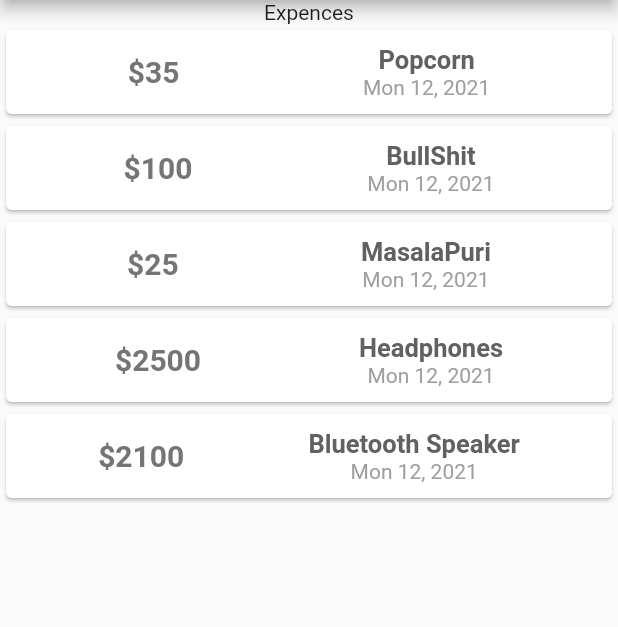
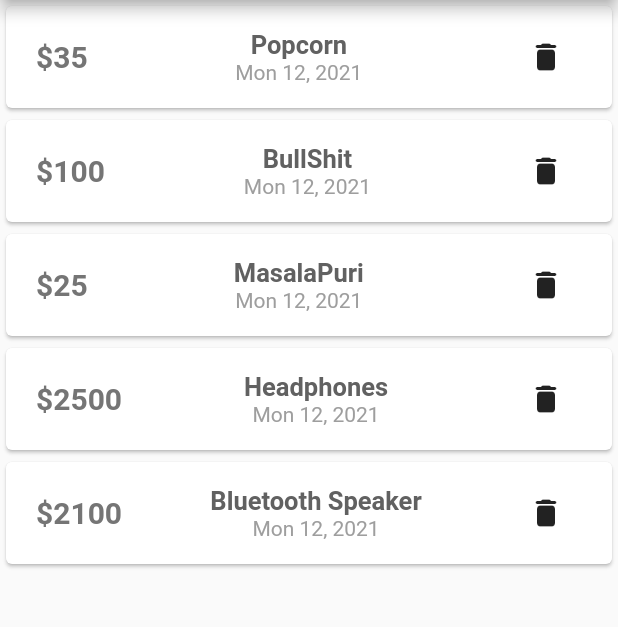
Before and after one commit to VivekKashyapS98/Expenser, a Flutter app: the screen it shows after launch, on a phone screen of 412 x 824 dp, the part 84-711 px from its top. Run offline on Flutter 3.47's test engine with Material 2 defaults, Android fonts, the phone set to English and light mode, and no system bars.

Commit message:
Delete Functionality

```diff
--- a/lib/expenceCard.dart
+++ b/lib/expenceCard.dart
@@ -2,11 +2,19 @@ import 'package:flutter/material.dart';
 import 'package:flutter/widgets.dart';
 
 class ExpenceCard extends StatelessWidget {
+  final int id;
   final String expenseName;
   final int amount;
   final String date;
+  final Function deleteFunction;
 
-  ExpenceCard({this.expenseName, this.amount, this.date});
+  ExpenceCard({
+    this.id,
+    this.expenseName,
+    this.amount,
+    this.date,
+    this.deleteFunction,
+  });
 
   @override
   Widget build(BuildContext context) {
@@ -14,7 +22,7 @@ class ExpenceCard extends StatelessWidget {
       child: Container(
         padding: EdgeInsets.symmetric(horizontal: 20, vertical: 10),
         child: Row(
-          mainAxisAlignment: MainAxisAlignment.spaceAround,
+          mainAxisAlignment: MainAxisAlignment.spaceBetween,
           children: [
             Container(
               child: Text(
@@ -46,6 +54,10 @@ class ExpenceCard extends StatelessWidget {
                 ),
               ],
             ),
+            IconButton(
+              icon: Icon(Icons.delete_rounded),
+              onPressed: () => deleteFunction(this.id),
+            )
           ],
         ),
       ),
--- a/lib/expenceTracker.dart
+++ b/lib/expenceTracker.dart
@@ -9,31 +9,43 @@ class ExpenceTracker extends StatefulWidget {
 class _Expences extends State<ExpenceTracker> {
   var _expenceList = [
     {
+      "id": 0,
       "title": "Popcorn",
       "cost": 35,
       "date": "Mon 12, 2021",
     },
     {
+      "id": 1,
       "title": "BullShit",
       "cost": 100,
       "date": "Mon 12, 2021",
     },
     {
+      "id": 2,
       "title": "MasalaPuri",
       "cost": 25,
       "date": "Mon 12, 2021",
     },
     {
+      "id": 3,
       "title": "Headphones",
       "cost": 2500,
       "date": "Mon 12, 2021",
     },
     {
+      "id": 4,
       "title": "Bluetooth Speaker",
       "cost": 2100,
       "date": "Mon 12, 2021",
     },
   ];
+
+  void deleteExpense(id) {
+    setState(() {
+      _expenceList.removeWhere((element) => element["id"] == id);
+    });
+  }
+
   var _input = {
     "title": "",
     "cost": 0,
@@ -46,14 +58,21 @@ class _Expences extends State<ExpenceTracker> {
       child: Center(
         child: Column(
           children: [
-            Text("Expences"),
-            ..._expenceList.map((obj) {
-              return ExpenceCard(
-                expenseName: obj["title"],
-                amount: obj["cost"],
-                date: obj["date"],
-              );
-            }),
+            ..._expenceList.map(
+              (obj) {
+                return AnimatedContainer(
+                  duration: Duration(milliseconds: 500),
+                  curve: Curves.easeInOut,
+                  child: ExpenceCard(
+                    id: obj["id"],
+                    expenseName: obj["title"],
+                    amount: obj["cost"],
+                    date: obj["date"],
+                    deleteFunction: deleteExpense,
+                  ),
+                );
+              },
+            ),
           ],
         ),
       ),
```
